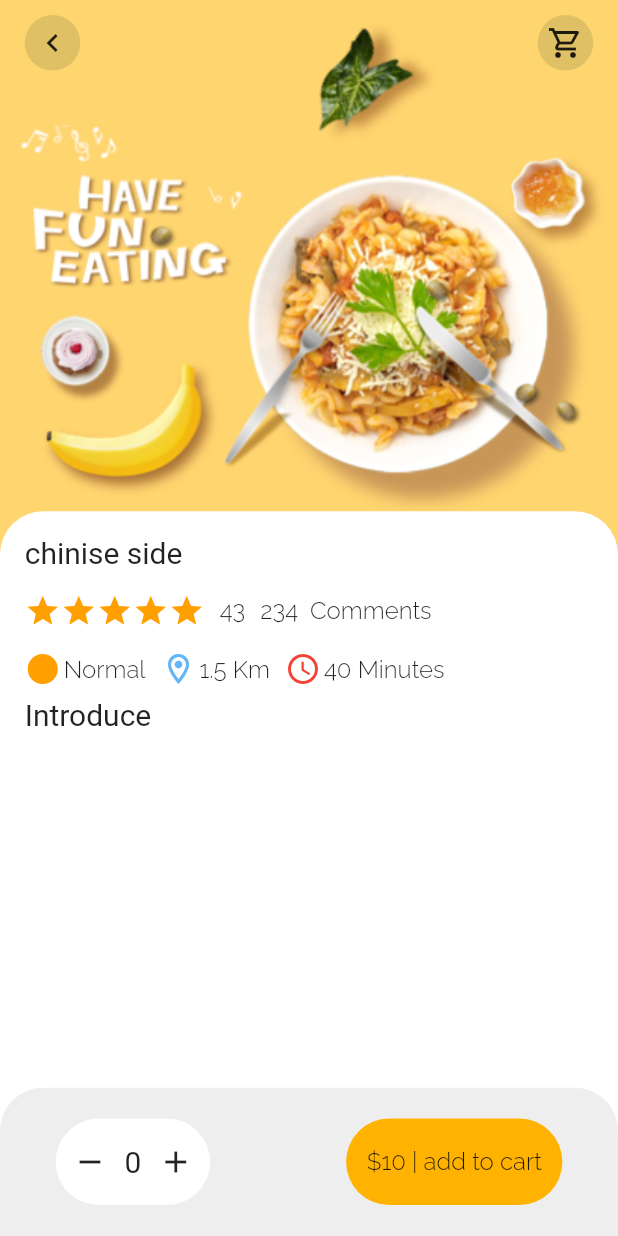
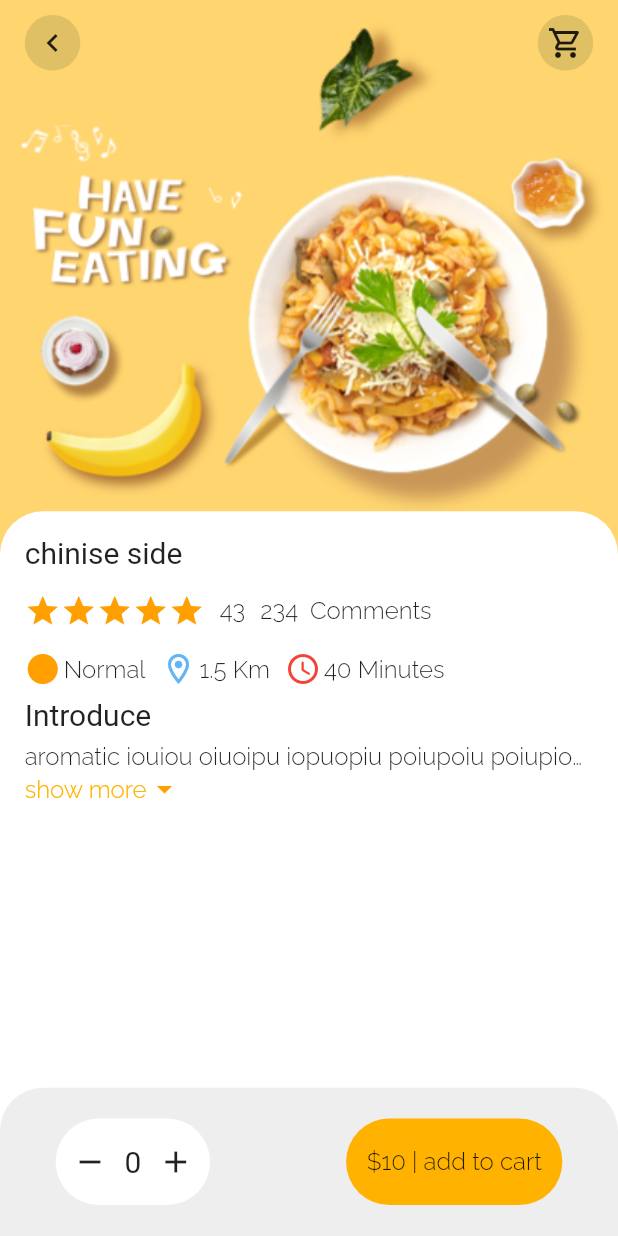
Before and after one commit to azutsavv/food_delivery, a Flutter app: the screen it shows after launch, on a phone screen of 412 x 824 dp. Run offline on Flutter 3.47's test engine with Material 2 defaults, Android fonts, the phone set to English and light mode, and no system bars; our stand-ins replace dots_indicator, get, google_fonts; Roboto replaces fonts that are missing (Merienda).

Commit message:
expandable widget in popular food page

```diff
--- a/lib/pages/food.dart/popular_food.dart
+++ b/lib/pages/food.dart/popular_food.dart
@@ -2,8 +2,8 @@ import 'package:flutter/material.dart';
 import 'package:flutter/src/widgets/container.dart';
 import 'package:flutter/src/widgets/framework.dart';
 import 'package:food_delivery/widget/app_column.dart';
+import 'package:food_delivery/widget/expandable_Text.dart';
 import 'package:food_delivery/widget/popular_icon.dart';
-
 import '../../font/big_text.dart';
 import '../../font/small_text.dart';
 import '../../widget/icon_text.dart';
@@ -17,7 +17,7 @@ class popularfooddetail extends StatelessWidget {
     var wd = MediaQuery.of(context).size.width;
     return SafeArea(
       child: Scaffold(
-        backgroundColor: Colors.white,
+       backgroundColor: Colors.white,
         body: Stack(
           children: [
             Positioned(
@@ -46,11 +46,11 @@ class popularfooddetail extends StatelessWidget {
                         icon: Icons.shopping_cart_outlined, iconSize: wd * .09),
                   ],
                 )),
-            Positioned(
+             Positioned(
               left: 0,
               right: 0,
               bottom: 0,
-              top: ht * 0.45 - 30,
+              top: ht * 0.45 -30,
               child: Container(
                   decoration: BoxDecoration(
                     color: Colors.white,
@@ -67,6 +67,9 @@ class popularfooddetail extends StatelessWidget {
                       app_column(text: 'chinise side',),
                       SizedBox(height: 7,),
                       big_text(text: "Introduce",),
+                      SizedBox(height: 7,),
+                      Expanded(child: SingleChildScrollView(child: expandable_text(text: "aromatic iouiou oiuoipu iopuopiu poiupoiu poiupiou poiupoiu poiupoiu poiup oiuiupoiuaromatic iouiou oiuoipu iopuopiu poiupoiu poiupiou poiupoiu poiupoiu poiuparomatic iouiou oiuoipu iopuopiu poiupoiu poiupiou poiupoiu poiupoiu poiuparomatic iouiou oiuoipu iopuopiu poiupoiu poiupiou poiupoiu poiupoiu poiup"))),
+
 
                     ],
                   )
--- a/lib/pages/main_food_page/food_page_body.dart
+++ b/lib/pages/main_food_page/food_page_body.dart
@@ -1,5 +1,3 @@
-
-
 import 'package:flutter/cupertino.dart';
 import 'package:flutter/material.dart';
 import 'package:flutter/src/widgets/container.dart';
--- /dev/null
+++ b/lib/widget/expandable_Text.dart
@@ -0,0 +1,69 @@
+import 'package:flutter/cupertino.dart';
+import 'package:flutter/material.dart';
+import 'package:flutter/src/widgets/container.dart';
+import 'package:flutter/src/widgets/framework.dart';
+import 'package:food_delivery/font/small_text.dart';
+import 'package:food_delivery/widget/mobliedymansion.dart';
+
+class expandable_text extends StatefulWidget {
+  final String text;
+
+const expandable_text({super.key, required this.text});
+
+  @override
+  State<expandable_text> createState() => _expandable_textState();
+}
+
+class _expandable_textState extends State<expandable_text> {
+  late String firsthalf;
+  late String secondhalf;
+  bool hiddenText = true;
+  double textheight =200;
+
+  @override
+  void initState() {
+    // TODO: implement initState
+    super.initState();
+    if (widget.text.length > textheight) {
+      firsthalf = widget.text.substring(0, textheight.toInt());
+      secondhalf =
+          widget.text.substring(textheight.toInt() + 1, widget.text.length);
+    } else {
+      firsthalf = widget.text;
+      secondhalf = "";
+    }
+  }
+
+  @override
+  Widget build(BuildContext context) {
+    return Container(
+      child: secondhalf.isEmpty
+          ? small_text(text: firsthalf)
+          : Column(
+              children: [
+                small_text(
+                    text: hiddenText
+                        ? (firsthalf + "...")
+                        : (firsthalf + secondhalf)),
+                InkWell(
+                  onTap: () {
+                    setState(() {
+                      hiddenText = !hiddenText;
+                    });
+                  },
+                  child: Row(children: [
+                    small_text(
+                      text: hiddenText ? "show more" : "Scroll back",
+                      color: Colors.amber.shade600,
+                    ),
+                    Icon(
+                      hiddenText ? Icons.arrow_drop_down : Icons.arrow_drop_up,
+                      color: Colors.amber.shade700,
+                    )
+                  ]),
+                )
+              ],
+            ),
+    );
+  }
+}
--- a/lib/widget/mobliedymansion.dart
+++ b/lib/widget/mobliedymansion.dart
@@ -1,6 +1,12 @@
+import 'package:flutter/widgets.dart';
 import 'package:get/get.dart';
 
 class dimension {
   static double diaplayheight = Get.context!.size!.height;
-  static double displaywidth =Get.context!.size!.width;
+  static double displaywidth = Get.context!.size!.width;
+
+  static double height = MediaQuery.of(context).size.height;
+
+  static BuildContext get context => dimension.context;
+
 }
```
